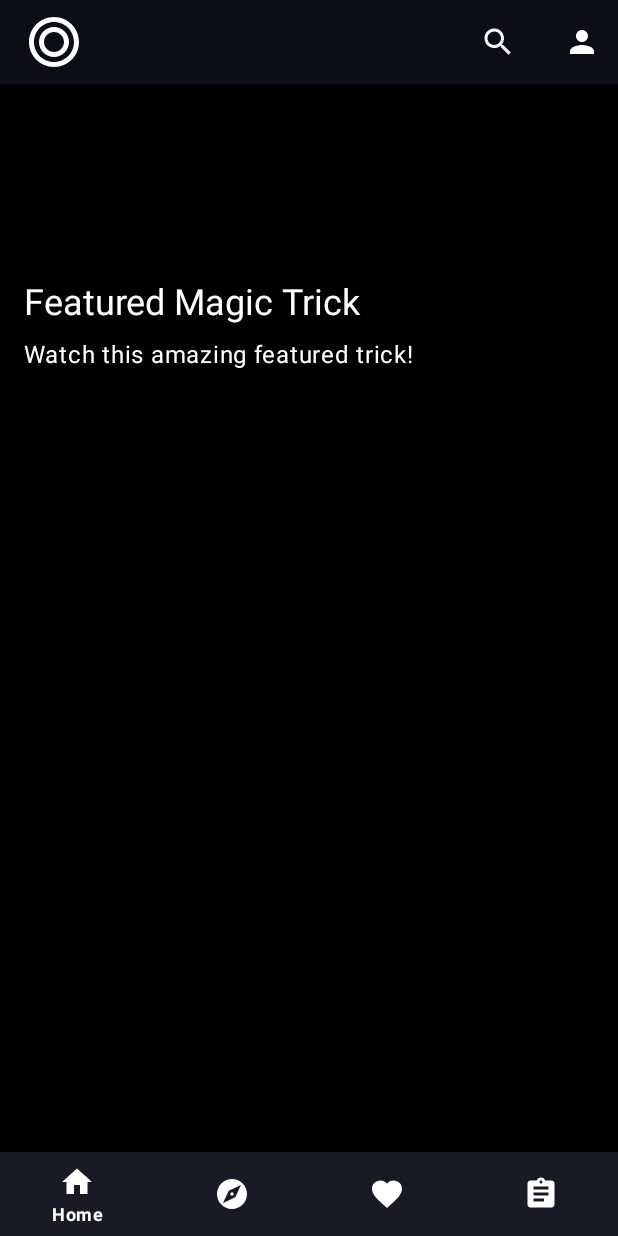
After one commit to visiosoft/magict, an Android app built with Jetpack Compose: the fragment WatchNowFragment placed in its activity, on a phone screen of 412 x 824 dp. The commit adds this screen. Run offline under Robolectric (Android 15) with nearby library versions, the phone set to English and light mode, and no system bars; our stand-ins replace Firebase (no records; nobody signed in at launch, a user with empty details on screens opened directly); pictures from the network do not load.

Commit message:
Navigation to Watch Now Added

```diff
--- a/app/src/main/java/com/example/magictricks/adapter/VideoTrickAdapter.kt
+++ b/app/src/main/java/com/example/magictricks/adapter/VideoTrickAdapter.kt
@@ -34,7 +34,7 @@ class VideoTrickAdapter(
 
     override fun onViewRecycled(holder: VideoViewHolder) {
         super.onViewRecycled(holder)
-        if (holder.adapterPosition == currentPlayingPosition) {
+        if (holder.bindingAdapterPosition == currentPlayingPosition) {
             stopPlayback()
         }
         Glide.with(holder.itemView.context).clear(holder.binding.ivThumbnail)
@@ -67,7 +67,8 @@ class VideoTrickAdapter(
 
     inner class VideoViewHolder(val binding: ItemVideoTrickBinding) : RecyclerView.ViewHolder(binding.root) {
         init {
-            binding.root.setOnClickListener {
+            // Set click listener for the Watch Now button
+            binding.btnWatchNow.setOnClickListener {
                 val position = bindingAdapterPosition
                 if (position != RecyclerView.NO_POSITION) {
                     onTrickClick(getItem(position))
--- /dev/null
+++ b/app/src/main/java/com/example/magictricks/fragment/WatchNowFragment.kt
@@ -0,0 +1,77 @@
+package com.example.magictricks.fragment
+
+import android.os.Bundle
+import android.view.LayoutInflater
+import android.view.View
+import android.view.ViewGroup
+import androidx.activity.OnBackPressedCallback
+import androidx.fragment.app.Fragment
+import androidx.media3.common.util.UnstableApi
+import com.example.magictricks.databinding.FragmentVideoPlayerBinding
+import com.example.magictricks.player.VideoPlayerHelper
+
+@UnstableApi
+class WatchNowFragment : Fragment() {
+    private var _binding: FragmentVideoPlayerBinding? = null
+    private val binding get() = _binding!!
+
+    private lateinit var videoPlayerHelper: VideoPlayerHelper
+
+    // You can set your featured/default video URL here
+    private val featuredVideoUrl = "https://example.com/videos/card-vanish.mp4"
+    private val featuredTitle = "Featured Magic Trick"
+    private val featuredDescription = "Watch this amazing featured trick!"
+
+    override fun onCreateView(
+        inflater: LayoutInflater,
+        container: ViewGroup?,
+        savedInstanceState: Bundle?
+    ): View {
+        _binding = FragmentVideoPlayerBinding.inflate(inflater, container, false)
+        return binding.root
+    }
+
+    override fun onViewCreated(view: View, savedInstanceState: Bundle?) {
+        super.onViewCreated(view, savedInstanceState)
+        videoPlayerHelper = VideoPlayerHelper.getInstance(requireContext())
+        setupPlayer()
+        setupUI()
+        setupBackPress()
+    }
+
+    private fun setupPlayer() {
+        val player = videoPlayerHelper.createPlayer(requireContext())
+        binding.playerView.player = player
+        videoPlayerHelper.preparePlayer(android.net.Uri.parse(featuredVideoUrl))
+        player.playWhenReady = true
+    }
+
+    private fun setupUI() {
+        binding.tvTitle.text = featuredTitle
+        binding.tvDescription.text = featuredDescription
+        binding.btnBack.setOnClickListener {
+            requireActivity().supportFragmentManager.popBackStack()
+        }
+    }
+
+    private fun setupBackPress() {
+        requireActivity().onBackPressedDispatcher.addCallback(
+            viewLifecycleOwner,
+            object : OnBackPressedCallback(true) {
+                override fun handleOnBackPressed() {
+                    requireActivity().supportFragmentManager.popBackStack()
+                }
+            }
+        )
+    }
+
+    override fun onDestroyView() {
+        super.onDestroyView()
+        videoPlayerHelper.release()
+        _binding = null
+    }
+
+    companion object {
+        fun newInstance() = WatchNowFragment()
+    }
+}
--- a/app/src/main/java/com/example/magictricks/model/Trick.kt
+++ b/app/src/main/java/com/example/magictricks/model/Trick.kt
@@ -9,6 +9,7 @@ data class Trick(
     @DocumentId
     val id: String = "",
     val title: String = "",
+    val description: String = "",
     val videoUrl: String = "",
     val thumbnailUrl: String = "",
     val duration: Int = 0,
@@ -25,6 +26,7 @@ data class Trick(
      */
     fun toMap(): Map<String, Any?> = mapOf(
         "title" to title,
+        "description" to description,
         "videoUrl" to videoUrl,
         "thumbnailUrl" to thumbnailUrl,
         "duration" to duration,
@@ -56,6 +58,7 @@ data class Trick(
             return Trick(
                 id = id,
                 title = data["title"] as? String ?: "",
+                description = data["description"] as? String ?: "",
                 videoUrl = data["videoUrl"] as? String ?: "",
                 thumbnailUrl = data["thumbnailUrl"] as? String ?: "",
                 duration = (data["duration"] as? Number)?.toInt() ?: 0,
--- /dev/null
+++ b/app/src/main/res/drawable/ic_back.xml
@@ -0,0 +1,11 @@
+<?xml version="1.0" encoding="utf-8"?>
+<vector xmlns:android="http://schemas.android.com/apk/res/android"
+    android:width="24dp"
+    android:height="24dp"
+    android:viewportWidth="24"
+    android:viewportHeight="24"
+    android:tint="?attr/colorControlNormal">
+    <path
+        android:fillColor="@android:color/white"
+        android:pathData="M20,11H7.83l5.59,-5.59L12,4l-8,8 8,8 1.41,-1.41L7.83,13H20v-2z"/>
+</vector>
--- a/app/src/main/res/layout/activity_home.xml
+++ b/app/src/main/res/layout/activity_home.xml
@@ -59,10 +59,15 @@
     </com.google.android.material.appbar.AppBarLayout>
 
     <!-- Main Content -->
-    <androidx.core.widget.NestedScrollView
+    <FrameLayout
+        android:id="@+id/fragmentContainer"
         android:layout_width="match_parent"
         android:layout_height="match_parent"
         app:layout_behavior="@string/appbar_scrolling_view_behavior">
+
+        <androidx.core.widget.NestedScrollView
+            android:layout_width="match_parent"
+            android:layout_height="match_parent">
 
             <LinearLayout
                 android:layout_width="match_parent"
@@ -162,7 +167,10 @@
                     android:layout_marginBottom="80dp"/>
 
             </LinearLayout>
+
         </androidx.core.widget.NestedScrollView>
+
+    </FrameLayout>
 
     <!-- Bottom Navigation -->
     <com.google.android.material.bottomnavigation.BottomNavigationView
--- /dev/null
+++ b/app/src/main/res/layout/fragment_video_player.xml
@@ -0,0 +1,70 @@
+<?xml version="1.0" encoding="utf-8"?>
+<androidx.coordinatorlayout.widget.CoordinatorLayout xmlns:android="http://schemas.android.com/apk/res/android"
+    xmlns:app="http://schemas.android.com/apk/res-auto"
+    android:layout_width="match_parent"
+    android:layout_height="match_parent">
+
+    <androidx.media3.ui.PlayerView
+        android:id="@+id/playerView"
+        android:layout_width="match_parent"
+        android:layout_height="match_parent"
+        app:use_controller="true"
+        app:resize_mode="fit"
+        app:show_timeout="3000" />
+
+    <com.google.android.material.appbar.AppBarLayout
+        android:layout_width="match_parent"
+        android:layout_height="wrap_content"
+        android:background="@android:color/transparent"
+        app:elevation="0dp">
+
+        <androidx.appcompat.widget.Toolbar
+            android:id="@+id/toolbar"
+            android:layout_width="match_parent"
+            android:layout_height="?attr/actionBarSize"
+            android:background="@android:color/transparent">
+
+            <ImageButton
+                android:id="@+id/btnBack"
+                android:layout_width="48dp"
+                android:layout_height="48dp"
+                android:background="?attr/selectableItemBackgroundBorderless"
+                android:src="@drawable/ic_back"
+                android:contentDescription="Back" />
+
+        </androidx.appcompat.widget.Toolbar>
+
+    </com.google.android.material.appbar.AppBarLayout>
+
+    <androidx.core.widget.NestedScrollView
+        android:layout_width="match_parent"
+        android:layout_height="match_parent"
+        android:layout_marginTop="?attr/actionBarSize"
+        app:layout_behavior="@string/appbar_scrolling_view_behavior">
+
+        <LinearLayout
+            android:layout_width="match_parent"
+            android:layout_height="wrap_content"
+            android:orientation="vertical"
+            android:padding="16dp">
+
+            <TextView
+                android:id="@+id/tvTitle"
+                android:layout_width="match_parent"
+                android:layout_height="wrap_content"
+                android:textAppearance="?attr/textAppearanceHeadline5"
+                android:textColor="@android:color/white" />
+
+            <TextView
+                android:id="@+id/tvDescription"
+                android:layout_width="match_parent"
+                android:layout_height="wrap_content"
+                android:layout_marginTop="8dp"
+                android:textAppearance="?attr/textAppearanceBody1"
+                android:textColor="@android:color/white" />
+
+        </LinearLayout>
+
+    </androidx.core.widget.NestedScrollView>
+
+</androidx.coordinatorlayout.widget.CoordinatorLayout>
```
Also changed, not shown: app/src/main/java/com/example/magictricks/HomeActivity.kt (+22 -4 lines), app/src/main/java/com/example/magictricks/fragment/VideoPlayerFragment.kt (added, +95 -0 lines), app/src/main/res/layout/item_video_trick.xml (+10 -0 lines). Lines whose indentation alone changed are shown as unchanged.
